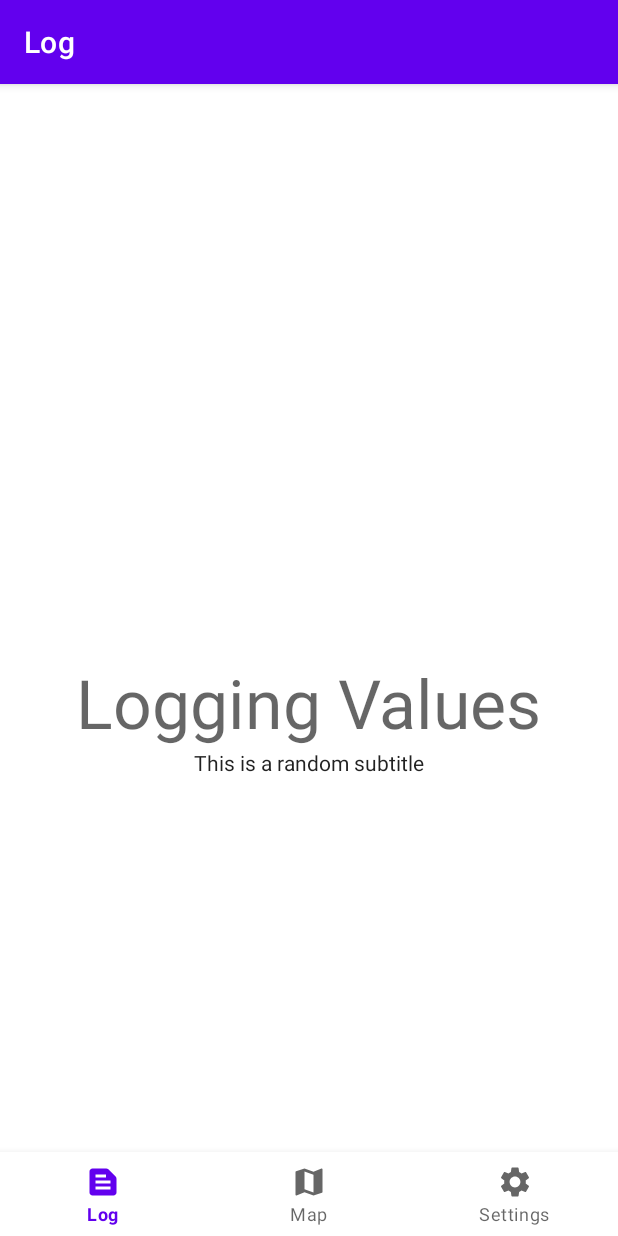
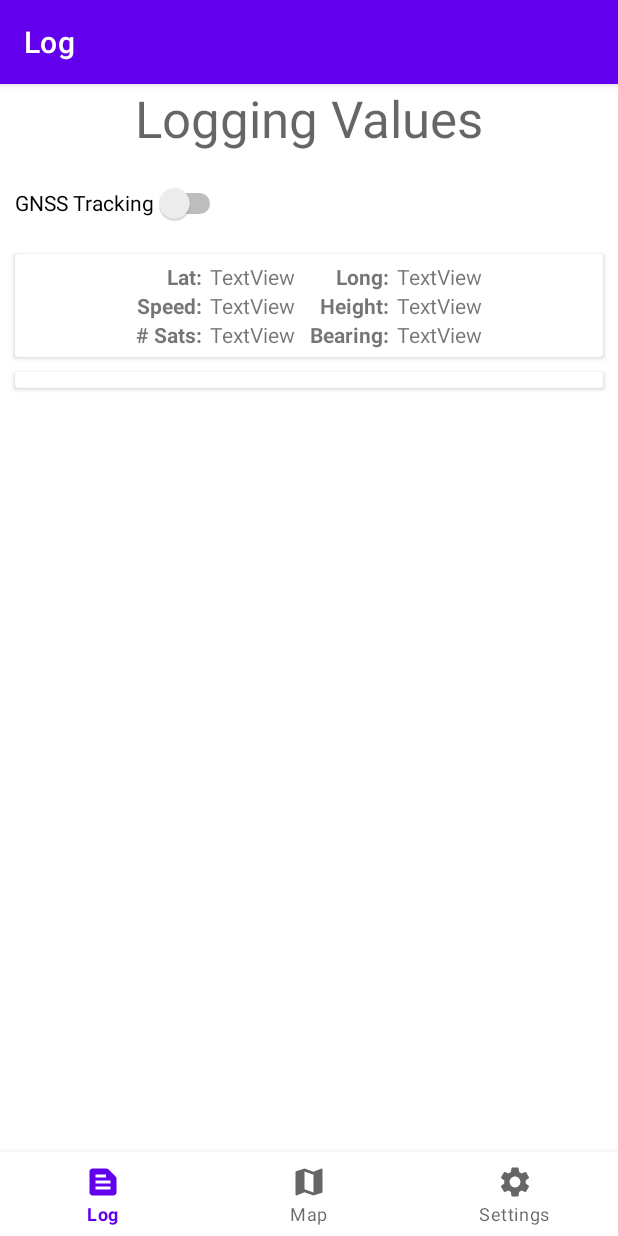
Before and after one commit to hawonp/gnss_dr, an Android app: the LogFragment screen opened through its navigation route, on a phone screen of 412 x 824 dp. Run offline under Robolectric (Android 15) with nearby library versions, the phone set to English and light mode, and no system bars; our stand-ins replace navigation-ui.

Commit message:
UI Update

```diff
--- a/app/src/main/java/com/ai2s_lab/gnss_dr/ui/log/LogFragment.java
+++ b/app/src/main/java/com/ai2s_lab/gnss_dr/ui/log/LogFragment.java
@@ -28,17 +28,11 @@ public class LogFragment extends Fragment {
 
         // import UI items
         final TextView text_title = binding.textLogTitle;
-        final TextView text_subtitle = binding.textLogSubtitle;
-
-
 
         logViewModel.getTitle().observe(getViewLifecycleOwner(), s -> {
             text_title.setText(s);
         });
 
-        logViewModel.getSubtitle().observe(getViewLifecycleOwner(), s -> {
-            text_subtitle.setText(s);
-        });
 
 
         return root;
--- a/app/src/main/java/com/ai2s_lab/gnss_dr/ui/log/LogViewModel.java
+++ b/app/src/main/java/com/ai2s_lab/gnss_dr/ui/log/LogViewModel.java
@@ -6,21 +6,23 @@ import androidx.lifecycle.LiveData;
 import androidx.lifecycle.MutableLiveData;
 import androidx.lifecycle.ViewModel;
 
+import com.google.android.material.switchmaterial.SwitchMaterial;
+
 public class LogViewModel extends ViewModel {
 
     private MutableLiveData<String> mText;
 
     private MutableLiveData<String> text_title;
-    private MutableLiveData<String> text_subtitle;
+
 
     public LogViewModel() {
 //        mText = new MutableLiveData<>();
 //        mText.setValue("This is the log fragment");
         text_title = new MutableLiveData<>();
-        text_subtitle = new MutableLiveData<>();
 
         text_title.setValue("Logging Values");
-        text_subtitle.setValue("This is a random subtitle");
+
+
 
     }
 
@@ -29,5 +31,4 @@ public class LogViewModel extends ViewModel {
         return text_title;
     }
 
-    public LiveData<String> getSubtitle() { return text_subtitle; }
 }
--- a/app/src/main/res/layout/activity_bottom_nav.xml
+++ b/app/src/main/res/layout/activity_bottom_nav.xml
@@ -3,8 +3,7 @@
     xmlns:app="http://schemas.android.com/apk/res-auto"
     android:id="@+id/container"
     android:layout_width="match_parent"
-    android:layout_height="match_parent"
-    android:paddingTop="?attr/actionBarSize">
+    android:layout_height="match_parent">
 
     <com.google.android.material.bottomnavigation.BottomNavigationView
         android:id="@+id/nav_view"
--- a/app/src/main/res/layout/fragment_log.xml
+++ b/app/src/main/res/layout/fragment_log.xml
@@ -1,29 +1,163 @@
 <?xml version="1.0" encoding="utf-8"?>
-<androidx.constraintlayout.widget.ConstraintLayout xmlns:android="http://schemas.android.com/apk/res/android"
+<androidx.appcompat.widget.LinearLayoutCompat xmlns:android="http://schemas.android.com/apk/res/android"
     xmlns:app="http://schemas.android.com/apk/res-auto"
     xmlns:tools="http://schemas.android.com/tools"
     android:layout_width="match_parent"
     android:layout_height="match_parent"
+    android:orientation="vertical"
     tools:context=".ui.log.LogFragment">
 
     <TextView
         android:id="@+id/text_log_title"
         android:layout_width="wrap_content"
         android:layout_height="wrap_content"
+        android:layout_gravity="center"
         android:text="@string/title"
-        android:textAppearance="@style/TextAppearance.AppCompat.Display2"
-        app:layout_constraintBottom_toBottomOf="parent"
-        app:layout_constraintEnd_toEndOf="parent"
-        app:layout_constraintStart_toStartOf="parent"
-        app:layout_constraintTop_toTopOf="parent" />
+        android:textAppearance="@style/TextAppearance.AppCompat.Display1" />
 
-    <TextView
-        android:id="@+id/text_log_subtitle"
+    <Switch
+        android:id="@+id/switch_log_track"
         android:layout_width="wrap_content"
         android:layout_height="wrap_content"
-        android:text="@string/subtitle"
-        android:textAppearance="@style/TextAppearance.AppCompat.Body1"
-        app:layout_constraintEnd_toEndOf="parent"
-        app:layout_constraintStart_toStartOf="parent"
-        app:layout_constraintTop_toBottomOf="@+id/text_log_title" />
-</androidx.constraintlayout.widget.ConstraintLayout>
+        android:layout_margin="10dp"
+        android:minHeight="48dp"
+        android:text="GNSS Tracking" />
+
+    <androidx.cardview.widget.CardView
+        android:layout_width="match_parent"
+        android:layout_height="wrap_content"
+        android:layout_gravity="center"
+        android:layout_marginHorizontal="10dp"
+        app:contentPadding="5dp">
+
+        <TableLayout
+            android:layout_width="match_parent"
+            android:layout_height="match_parent"
+            android:gravity="center"
+            android:textAlignment="center">
+
+            <TableRow
+                android:layout_width="match_parent"
+                android:layout_height="match_parent"
+                android:gravity="center_horizontal">
+
+                <TextView
+                    android:id="@+id/text_log_lat_title"
+                    android:layout_width="wrap_content"
+                    android:layout_height="wrap_content"
+                    android:layout_marginEnd="5dp"
+                    android:text="@string/lat"
+                    android:textAlignment="textEnd"
+                    android:textStyle="bold" />
+
+                <TextView
+                    android:id="@+id/text_log_lat_value"
+                    android:layout_width="wrap_content"
+                    android:layout_height="wrap_content"
+                    android:text="@string/textview" />
+
+                <TextView
+                    android:id="@+id/text_log_long_title"
+                    android:layout_width="wrap_content"
+                    android:layout_height="wrap_content"
+                    android:layout_marginStart="10dp"
+                    android:layout_marginEnd="5dp"
+                    android:text="Long:"
+                    android:textAlignment="textEnd"
+                    android:textStyle="bold" />
+
+                <TextView
+                    android:id="@+id/text_log_long_value"
+                    android:layout_width="wrap_content"
+                    android:layout_height="wrap_content"
+                    android:text="@string/textview" />
+            </TableRow>
+
+            <TableRow
+                android:layout_width="match_parent"
+                android:layout_height="match_parent"
+                android:gravity="center_horizontal">
+
+                <TextView
+                    android:id="@+id/text_log_speed_title"
+                    android:layout_width="wrap_content"
+                    android:layout_height="wrap_content"
+                    android:layout_marginEnd="5dp"
+                    android:text="@string/speed"
+                    android:textAlignment="textEnd"
+                    android:textStyle="bold" />
+
+                <TextView
+                    android:id="@+id/text_log_speed_value"
+                    android:layout_width="wrap_content"
+                    android:layout_height="wrap_content"
+                    android:text="@string/textview" />
+
+                <TextView
+                    android:id="@+id/text_log_height_title"
+                    android:layout_width="wrap_content"
+                    android:layout_height="wrap_content"
+                    android:layout_marginStart="10dp"
+                    android:layout_marginEnd="5dp"
+                    android:text="Height:"
+                    android:textAlignment="textEnd"
+                    android:textStyle="bold" />
+
+                <TextView
+                    android:id="@+id/text_log_height_value"
+                    android:layout_width="wrap_content"
+                    android:layout_height="wrap_content"
+                    android:text="TextView"
+                    tools:ignore="TouchTargetSizeCheck,DuplicateSpeakableTextCheck" />
+            </TableRow>
+
+            <TableRow
+                android:layout_width="match_parent"
+                android:layout_height="match_parent"
+                android:gravity="center_horizontal">
+
+                <TextView
+                    android:id="@+id/text_log_num_title"
+                    android:layout_width="wrap_content"
+                    android:layout_height="wrap_content"
+                    android:layout_marginEnd="5dp"
+                    android:text="# Sats:"
+                    android:textAlignment="textEnd"
+                    android:textStyle="bold" />
+
+                <TextView
+                    android:id="@+id/text_log_num_value"
+                    android:layout_width="wrap_content"
+                    android:layout_height="wrap_content"
+                    android:text="@string/textview" />
+
+                <TextView
+                    android:id="@+id/text_log_bearing_title"
+                    android:layout_width="wrap_content"
+                    android:layout_height="wrap_content"
+                    android:layout_marginStart="10dp"
+                    android:layout_marginEnd="5dp"
+                    android:text="Bearing:"
+                    android:textAlignment="textEnd"
+                    android:textStyle="bold" />
+
+                <TextView
+                    android:id="@+id/text_log_bearing_value"
+                    android:layout_width="wrap_content"
+                    android:layout_height="wrap_content"
+                    android:text="TextView"
+                    tools:ignore="TouchTargetSizeCheck,DuplicateSpeakableTextCheck" />
+
+            </TableRow>
+
+        </TableLayout>
+    </androidx.cardview.widget.CardView>
+
+    <androidx.cardview.widget.CardView
+        android:layout_width="match_parent"
+        android:layout_height="wrap_content"
+        android:layout_marginHorizontal="10dp"
+        android:layout_marginTop="10dp"
+        app:contentPadding="5dp" />
+
+</androidx.appcompat.widget.LinearLayoutCompat>
--- a/app/src/main/res/values/strings.xml
+++ b/app/src/main/res/values/strings.xml
@@ -6,4 +6,9 @@
     <string name="log">Log</string>
     <string name="title">Title</string>
     <string name="subtitle">Subtitle</string>
+    <string name="track_satellites">Track Satellites</string>
+    <string name="lat">Lat:</string>
+    <string name="textview">TextView</string>
+    <string name="speed">Speed:</string>
+    <string name="height">Height</string>
 </resources>
```
